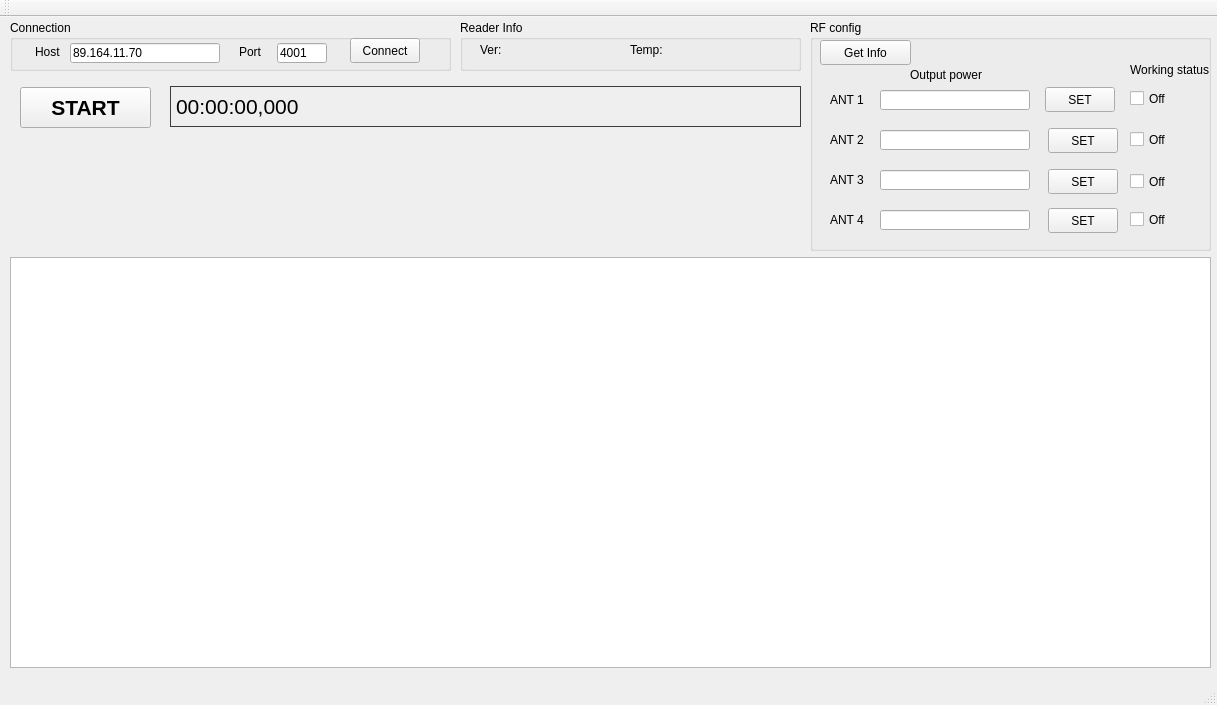
The window that mainwindow.ui (yennhan1211/rfid_service) describes before a commit, drawn with Qt 5.
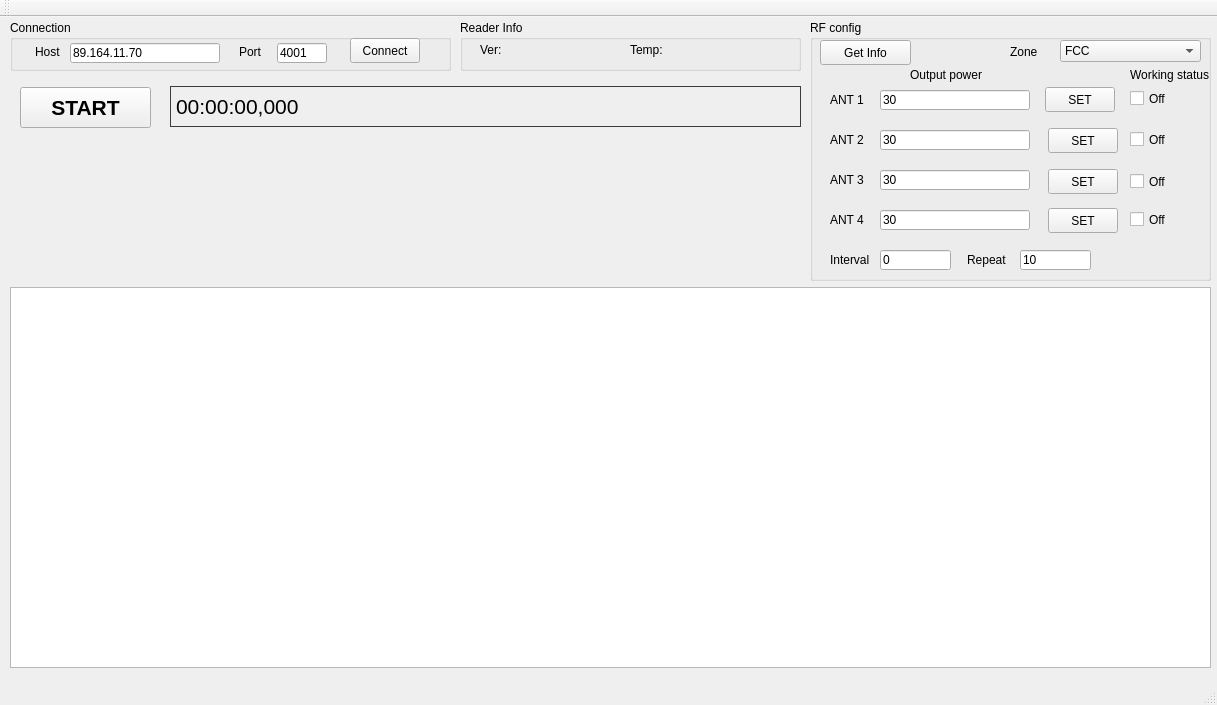
The same window after the commit.

```diff
--- a/mainwindow.ui
+++ b/mainwindow.ui
@@ -20,7 +20,7 @@
       <x>810</x>
       <y>3</y>
       <width>401</width>
-      <height>231</height>
+      <height>261</height>
      </rect>
     </property>
     <property name="title">
@@ -35,6 +35,9 @@
        <height>20</height>
       </rect>
      </property>
+     <property name="text">
+      <string>30</string>
+     </property>
     </widget>
     <widget class="QPushButton" name="btnGetOutputPower">
      <property name="geometry">
@@ -136,6 +139,9 @@
        <height>20</height>
       </rect>
      </property>
+     <property name="text">
+      <string>30</string>
+     </property>
     </widget>
     <widget class="QLineEdit" name="leAnt3Power">
      <property name="geometry">
@@ -146,6 +152,9 @@
        <height>20</height>
       </rect>
      </property>
+     <property name="text">
+      <string>30</string>
+     </property>
     </widget>
     <widget class="QLineEdit" name="leAnt4Power">
      <property name="geometry">
@@ -156,6 +165,9 @@
        <height>20</height>
       </rect>
      </property>
+     <property name="text">
+      <string>30</string>
+     </property>
     </widget>
     <widget class="QCheckBox" name="chbAnt1">
      <property name="geometry">
@@ -252,7 +264,7 @@
      <property name="geometry">
       <rect>
        <x>320</x>
-       <y>40</y>
+       <y>45</y>
        <width>81</width>
        <height>20</height>
       </rect>
@@ -261,6 +273,96 @@
       <string>Working status</string>
      </property>
     </widget>
+    <widget class="QComboBox" name="cbbZone">
+     <property name="geometry">
+      <rect>
+       <x>250</x>
+       <y>20</y>
+       <width>141</width>
+       <height>22</height>
+      </rect>
+     </property>
+     <item>
+      <property name="text">
+       <string>FCC</string>
+      </property>
+     </item>
+     <item>
+      <property name="text">
+       <string>ETSI</string>
+      </property>
+     </item>
+     <item>
+      <property name="text">
+       <string>CHN</string>
+      </property>
+     </item>
+    </widget>
+    <widget class="QLabel" name="lbVersion_8">
+     <property name="geometry">
+      <rect>
+       <x>200</x>
+       <y>22</y>
+       <width>41</width>
+       <height>20</height>
+      </rect>
+     </property>
+     <property name="text">
+      <string>Zone</string>
+     </property>
+    </widget>
+    <widget class="QLineEdit" name="leInterval">
+     <property name="geometry">
+      <rect>
+       <x>70</x>
+       <y>230</y>
+       <width>71</width>
+       <height>20</height>
+      </rect>
+     </property>
+     <property name="text">
+      <string>0</string>
+     </property>
+    </widget>
+    <widget class="QLabel" name="lbVersion_9">
+     <property name="geometry">
+      <rect>
+       <x>20</x>
+       <y>230</y>
+       <width>41</width>
+       <height>20</height>
+      </rect>
+     </property>
+     <property name="text">
+      <string>Interval</string>
+     </property>
+    </widget>
+    <widget class="QLabel" name="lbVersion_10">
+     <property name="geometry">
+      <rect>
+       <x>157</x>
+       <y>230</y>
+       <width>41</width>
+       <height>20</height>
+      </rect>
+     </property>
+     <property name="text">
+      <string>Repeat</string>
+     </property>
+    </widget>
+    <widget class="QLineEdit" name="leRepeat">
+     <property name="geometry">
+      <rect>
+       <x>210</x>
+       <y>230</y>
+       <width>71</width>
+       <height>20</height>
+      </rect>
+     </property>
+     <property name="text">
+      <string>10</string>
+     </property>
+    </widget>
    </widget>
    <widget class="QGroupBox" name="groupBox_2">
     <property name="geometry">
@@ -383,9 +485,9 @@
     <property name="geometry">
      <rect>
       <x>10</x>
-      <y>240</y>
+      <y>270</y>
       <width>1201</width>
-      <height>411</height>
+      <height>381</height>
      </rect>
     </property>
    </widget>
```
